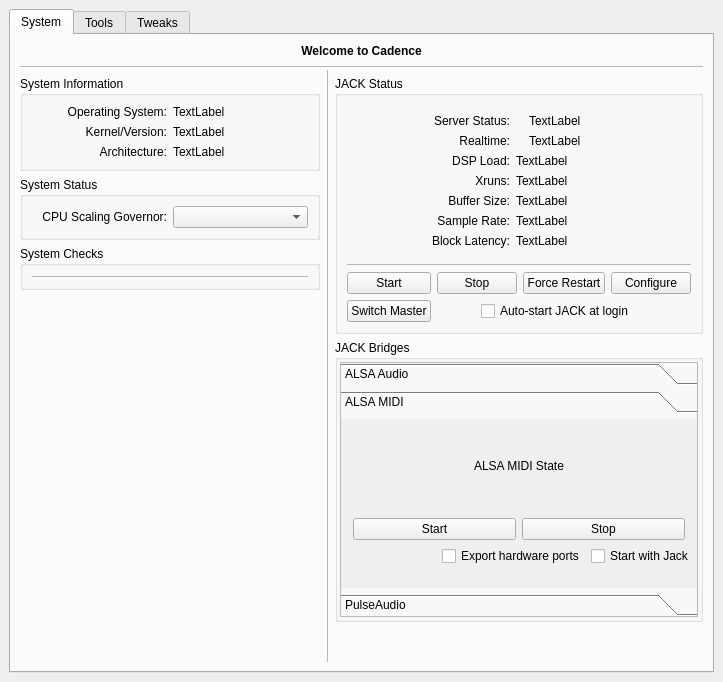
This is resources/ui/cadence.ui in LADI/Cadence as Qt 5 draws it before an edit. The edited form follows.
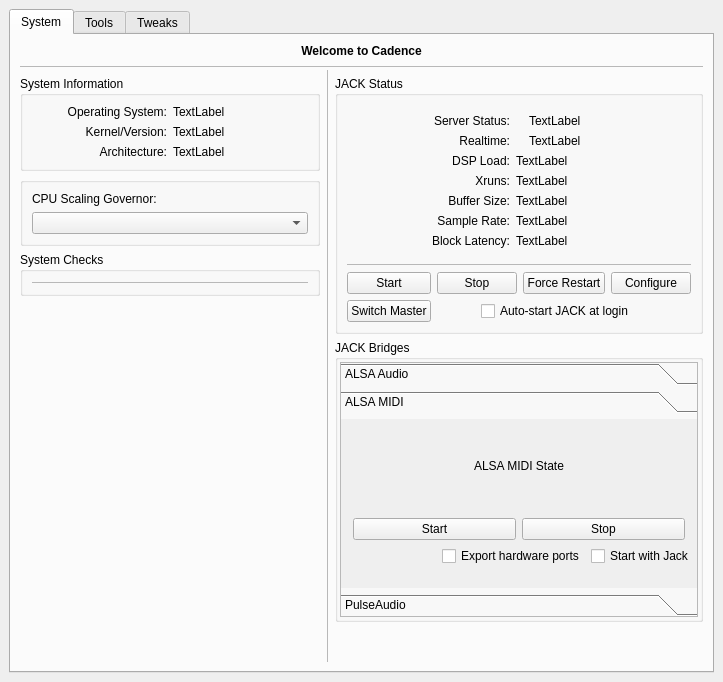
This is the edited form. The open tabs and pages were chosen to show the change. Icons and pictures are not drawn. Custom widgets are drawn as their Qt base class.

Commit message: restore tab default chooses

```diff
--- a/resources/ui/cadence.ui
+++ b/resources/ui/cadence.ui
@@ -133,7 +133,7 @@
           <item>
            <widget class="QGroupBox" name="groupBox_status">
             <property name="title">
-             <string>System Status</string>
+             <string/>
             </property>
             <layout class="QGridLayout" name="gridLayout_9">
              <item row="0" column="0">
@@ -142,11 +142,11 @@
                 <string>CPU Scaling Governor:</string>
                </property>
                <property name="alignment">
-                <set>Qt::AlignRight|Qt::AlignTrailing|Qt::AlignVCenter</set>
+                <set>Qt::AlignLeading|Qt::AlignLeft|Qt::AlignVCenter</set>
                </property>
               </widget>
              </item>
-             <item row="0" column="1">
+             <item row="1" column="0">
               <widget class="QComboBox" name="cb_cpufreq"/>
              </item>
             </layout>
@@ -166,6 +166,12 @@
             <layout class="QGridLayout" name="gridLayout_3">
              <item row="0" column="0" colspan="2">
               <widget class="Line" name="line_4">
+               <property name="sizePolicy">
+                <sizepolicy hsizetype="Expanding" vsizetype="Fixed">
+                 <horstretch>0</horstretch>
+                 <verstretch>0</verstretch>
+                </sizepolicy>
+               </property>
                <property name="lineWidth">
                 <number>0</number>
                </property>
```
Left out of the diff: 20 changed lines with no effect on the pictures. The commit also changes 2 other files.
